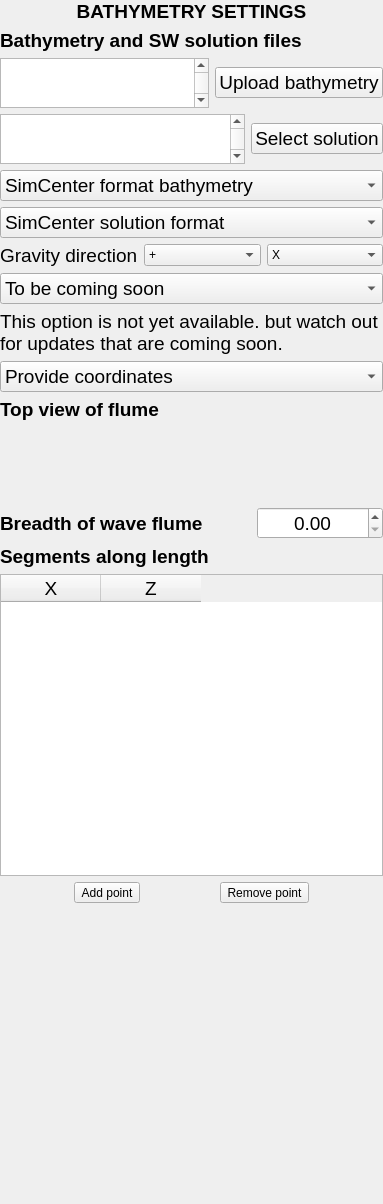
Above: EVENTS/GeoClawOpenFOAM/bathymetry.ui from NHERI-SimCenter/HydroUQ before the change. Below: the same form after it.
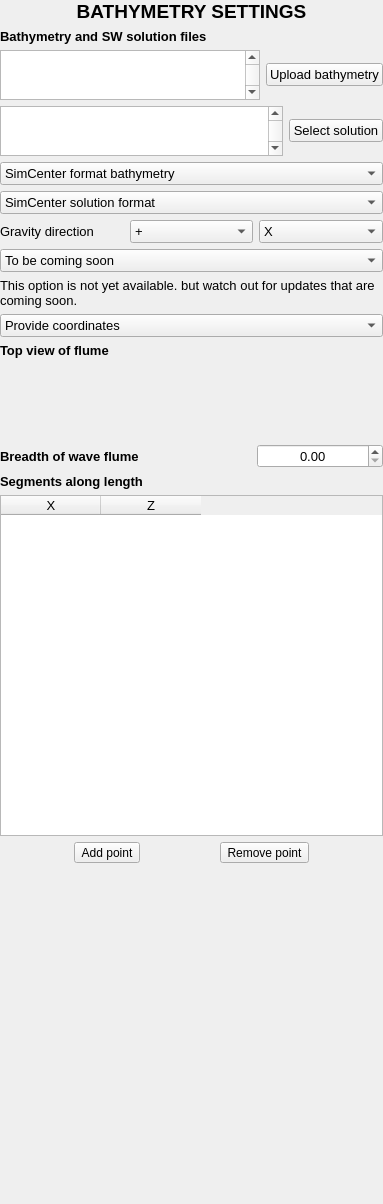
That is the form after the change. Icons and pictures are not drawn.

Diff of the .ui file:
```diff
--- a/EVENTS/GeoClawOpenFOAM/bathymetry.ui
+++ b/EVENTS/GeoClawOpenFOAM/bathymetry.ui
@@ -45,7 +45,7 @@
     <widget class="QLabel" name="Lbl_SelFiles">
      <property name="font">
       <font>
-       <pointsize>14</pointsize>
+       <pointsize>10</pointsize>
       </font>
      </property>
      <property name="focusPolicy">
@@ -80,7 +80,7 @@
        </property>
        <property name="font">
         <font>
-         <pointsize>14</pointsize>
+         <pointsize>10</pointsize>
         </font>
        </property>
        <property name="verticalScrollBarPolicy">
@@ -95,7 +95,7 @@
       <widget class="QPushButton" name="Btn_UploadFiles">
        <property name="font">
         <font>
-         <pointsize>14</pointsize>
+         <pointsize>10</pointsize>
         </font>
        </property>
        <property name="toolTip">
@@ -135,7 +135,7 @@
        </property>
        <property name="font">
         <font>
-         <pointsize>14</pointsize>
+         <pointsize>10</pointsize>
         </font>
        </property>
        <property name="verticalScrollBarPolicy">
@@ -150,7 +150,7 @@
       <widget class="QPushButton" name="Btn_UploadSolution">
        <property name="font">
         <font>
-         <pointsize>14</pointsize>
+         <pointsize>10</pointsize>
         </font>
        </property>
        <property name="toolTip">
@@ -172,7 +172,7 @@
       <widget class="QComboBox" name="CmB_FileType">
        <property name="font">
         <font>
-         <pointsize>14</pointsize>
+         <pointsize>10</pointsize>
         </font>
        </property>
        <property name="toolTip">
@@ -197,7 +197,7 @@
       <widget class="QComboBox" name="CmB_SolFormat">
        <property name="font">
         <font>
-         <pointsize>14</pointsize>
+         <pointsize>10</pointsize>
         </font>
        </property>
        <property name="toolTip">
@@ -227,7 +227,7 @@
         <widget class="QLabel" name="Lbl_Gravity">
          <property name="font">
           <font>
-           <pointsize>14</pointsize>
+           <pointsize>10</pointsize>
           </font>
          </property>
          <property name="text">
@@ -237,6 +237,11 @@
        </item>
        <item>
         <widget class="QComboBox" name="CmB_Grav01">
+         <property name="font">
+          <font>
+           <pointsize>10</pointsize>
+          </font>
+         </property>
          <property name="toolTip">
           <string>Select if gravity is along the positive / negative axis</string>
          </property>
@@ -254,6 +259,11 @@
        </item>
        <item>
         <widget class="QComboBox" name="CmB_Grav02">
+         <property name="font">
+          <font>
+           <pointsize>10</pointsize>
+          </font>
+         </property>
          <property name="toolTip">
           <string>Select the axis along with gravity acts</string>
          </property>
@@ -280,7 +290,7 @@
       <widget class="QComboBox" name="CmB_Library">
        <property name="font">
         <font>
-         <pointsize>14</pointsize>
+         <pointsize>10</pointsize>
         </font>
        </property>
        <property name="toolTip">
@@ -302,7 +312,7 @@
     <widget class="QLabel" name="Lbl_Notice">
      <property name="font">
       <font>
-       <pointsize>14</pointsize>
+       <pointsize>10</pointsize>
       </font>
      </property>
      <property name="mouseTracking">
@@ -326,7 +336,7 @@
     <widget class="QComboBox" name="CmB_FlumeGeoType">
      <property name="font">
       <font>
-       <pointsize>14</pointsize>
+       <pointsize>10</pointsize>
       </font>
      </property>
      <property name="toolTip">
@@ -356,7 +366,7 @@
     <widget class="QLabel" name="Lbl_TopViewH2">
      <property name="font">
       <font>
-       <pointsize>14</pointsize>
+       <pointsize>10</pointsize>
        <weight>75</weight>
        <bold>true</bold>
       </font>
@@ -396,7 +406,7 @@
       <widget class="QLabel" name="Lbl_Breadth">
        <property name="font">
         <font>
-         <pointsize>14</pointsize>
+         <pointsize>10</pointsize>
          <weight>75</weight>
          <bold>true</bold>
         </font>
@@ -416,7 +426,7 @@
       <widget class="QDoubleSpinBox" name="DSpBx_Breadth">
        <property name="font">
         <font>
-         <pointsize>14</pointsize>
+         <pointsize>10</pointsize>
         </font>
        </property>
        <property name="toolTip">
@@ -436,7 +446,7 @@
     <widget class="QLabel" name="Lbl_Segments">
      <property name="font">
       <font>
-       <pointsize>14</pointsize>
+       <pointsize>10</pointsize>
        <weight>75</weight>
        <bold>true</bold>
       </font>
@@ -453,7 +463,7 @@
     <widget class="QTableWidget" name="Tbl_Segments">
      <property name="font">
       <font>
-       <pointsize>14</pointsize>
+       <pointsize>10</pointsize>
       </font>
      </property>
      <property name="toolTip">
```
